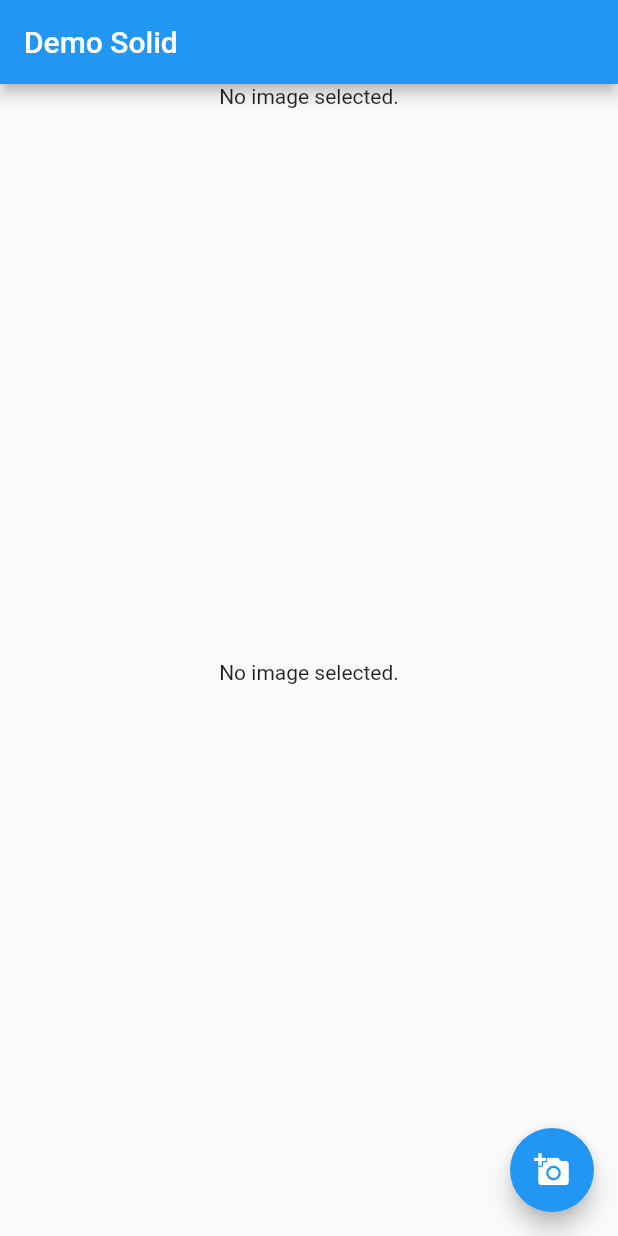
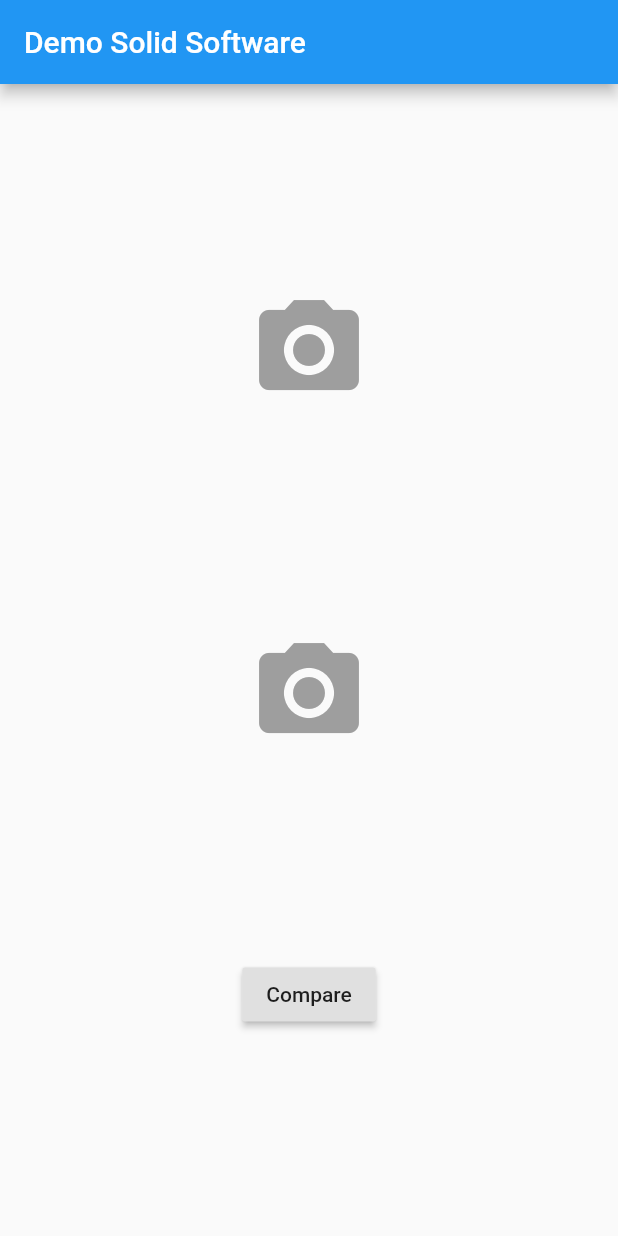
Before and after one commit to GrinUA/demoSolid, a Flutter app: the screen it shows after launch, on a phone screen of 412 x 824 dp. Run offline on Flutter 3.47's test engine with Material 2 defaults, Android fonts, the phone set to English and light mode, and no system bars; our stand-ins replace image_picker.

Commit message:
working setup

```diff
--- /dev/null
+++ b/lib/home.dart
@@ -0,0 +1,95 @@
+import 'dart:io';
+
+import 'package:demo/computing.dart';
+import 'package:flutter/material.dart';
+import 'package:image_picker/image_picker.dart';
+
+class HomePage extends StatefulWidget {
+  @override
+  _HomePageState createState() => _HomePageState();
+}
+
+class _HomePageState extends State<HomePage> {
+  File _firstImage;
+  File _secondImage;
+
+  @override
+  Widget build(BuildContext context) {
+    return Scaffold(
+      appBar: AppBar(
+        title: Text('Demo Solid Software'),
+      ),
+      body: _body(),
+    );
+  }
+
+  _body() {
+    return Center(
+        child: Column(
+          mainAxisAlignment: MainAxisAlignment.spaceEvenly,
+          crossAxisAlignment: CrossAxisAlignment.center,
+      children: <Widget>[
+        _ImageHolder(
+          file: _firstImage,
+          onImagePick: (file) {
+            setState(() {
+              _firstImage = file;
+            });
+          },
+        ),
+        _ImageHolder(
+            file: _secondImage,
+            onImagePick: (file) {
+              setState(() {
+                _secondImage = file;
+              });
+            }),
+        _compareButton()
+      ],
+    ));
+  }
+
+  Widget _compareButton() {
+    return Padding(
+        padding: EdgeInsets.only(bottom: 12),
+        child: RaisedButton(
+          child: Text('Compare'),
+          onPressed: () async {
+            print(await ImageComparator.compare(_firstImage, _secondImage));
+          },
+        ));
+  }
+}
+
+class _ImageHolder extends StatelessWidget {
+  final File file;
+  final Function(File) onImagePick;
+
+  const _ImageHolder({Key key, @required this.file, @required this.onImagePick})
+      : super(key: key);
+
+  @override
+  Widget build(BuildContext context) {
+    return Flexible(
+        flex: 3,
+        fit: FlexFit.loose,
+        child: Padding(
+            padding: const EdgeInsets.all(12),
+            child: GestureDetector(
+              child: file == null
+                  ? Icon(
+                Icons.photo_camera,
+                color: Colors.grey,
+                size: 80,
+              )
+                  : Image.file(file),
+              onTap: () async {
+                var image =
+                await ImagePicker.pickImage(source: ImageSource.gallery);
+                if (image != null) {
+                  onImagePick(image);
+                }
+              },
+            )));
+  }
+}
--- a/lib/home_page.dart
+++ /dev/null
@@ -1,60 +0,0 @@
-import 'dart:io';
-
-import 'package:flutter/material.dart';
-import 'package:image_picker/image_picker.dart';
-
-class HomePage extends StatefulWidget {
-  @override
-  _HomePageState createState() => _HomePageState();
-}
-
-class _HomePageState extends State<HomePage> {
-  File _firstImage;
-  File _secondImage;
-
-  Future getImage() async {
-    var newImage = await ImagePicker.pickImage(source: ImageSource.gallery);
-
-    setState(() {
-      _firstImage = newImage;
-    });
-  }
-
-  @override
-  Widget build(BuildContext context) {
-    return Scaffold(
-      appBar: AppBar(
-        title: Text('Demo Solid'),
-      ),
-      body: _body(),
-      floatingActionButton: FloatingActionButton(
-        onPressed: () => getImage(),
-        tooltip: 'Pick Image',
-        child: Icon(Icons.add_a_photo),
-      ),
-    );
-  }
-
-  _body() {
-    return Center(
-        child: Flex(
-      direction: Axis.vertical,
-      children: <Widget>[
-        Expanded(
-          flex: 1,
-          child: _firstImage == null
-              ? Text('No image selected.')
-              : Image.file(_firstImage),
-        ),
-        Expanded(
-          flex: 1,
-          child: _secondImage == null
-              ? Text(
-                  'No image selected.',
-                )
-              : Image.file(_firstImage),
-        )
-      ],
-    ));
-  }
-}
--- a/lib/main.dart
+++ b/lib/main.dart
@@ -1,4 +1,4 @@
-import 'package:demo/home_page.dart';
+import 'package:demo/home.dart';
 import 'package:flutter/material.dart';
 
 void main() => runApp(MyApp());
```
Also changed, not shown: lib/computing.dart (+30 -9 lines).
